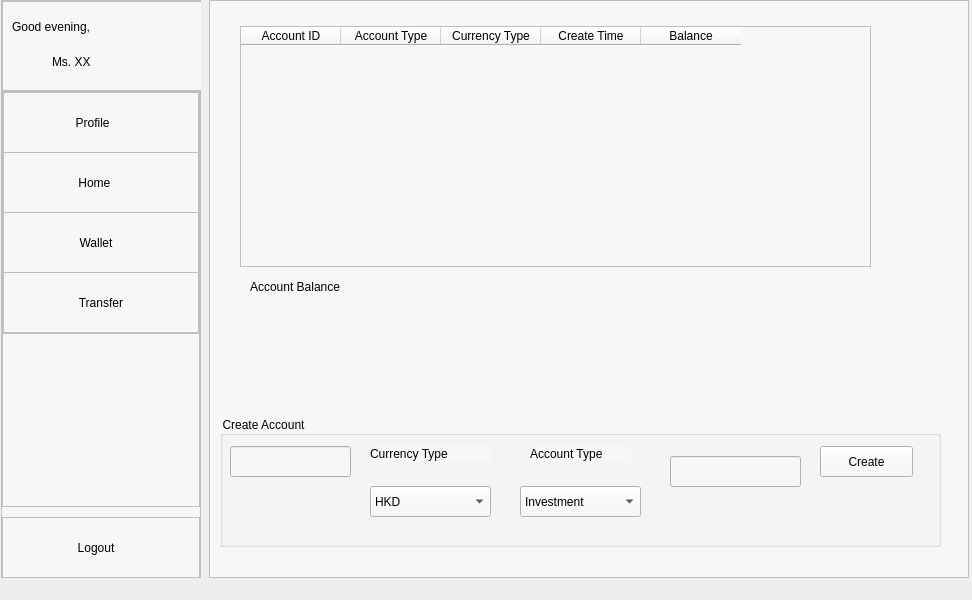
Old version of the form p_main.ui in the repository jiarui0000/COMP3278.
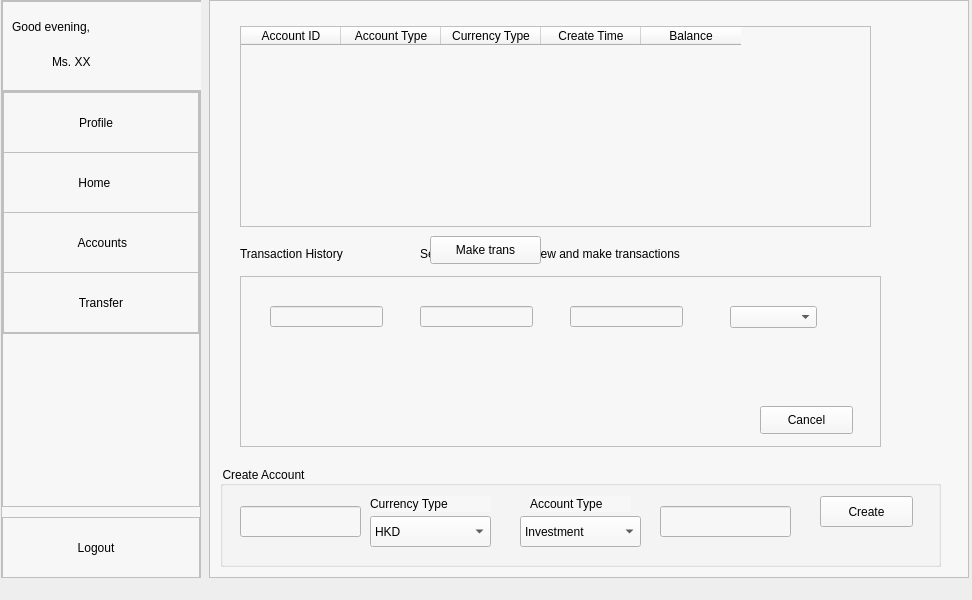
New version of the form. Icons and pictures are not drawn.

Commit message: GUI account page

What changed in the file:
```diff
--- a/p_main.ui
+++ b/p_main.ui
@@ -215,7 +215,7 @@
 }</string>
                </property>
                <property name="text">
-                <string>Profile     </string>
+                <string> Profile    </string>
                </property>
                <property name="icon">
                 <iconset>
@@ -361,7 +361,7 @@
 }</string>
                </property>
                <property name="text">
-                <string> Wallet    </string>
+                <string> Accounts</string>
                </property>
                <property name="icon">
                 <iconset>
@@ -1266,9 +1266,9 @@
            <property name="geometry">
             <rect>
              <x>10</x>
-             <y>410</y>
+             <y>460</y>
              <width>721</width>
-             <height>131</height>
+             <height>101</height>
             </rect>
            </property>
            <property name="title">
@@ -1277,8 +1277,8 @@
            <widget class="QLineEdit" name="lineEdit_accountid">
             <property name="geometry">
              <rect>
-              <x>10</x>
-              <y>30</y>
+              <x>20</x>
+              <y>40</y>
               <width>121</width>
               <height>31</height>
              </rect>
@@ -1287,7 +1287,7 @@
            <widget class="QLineEdit" name="lineEdit_param">
             <property name="geometry">
              <rect>
-              <x>450</x>
+              <x>440</x>
               <y>40</y>
               <width>131</width>
               <height>31</height>
@@ -1311,7 +1311,7 @@
             <property name="geometry">
              <rect>
               <x>150</x>
-              <y>70</y>
+              <y>50</y>
               <width>121</width>
               <height>31</height>
              </rect>
@@ -1331,7 +1331,7 @@
             <property name="geometry">
              <rect>
               <x>300</x>
-              <y>70</y>
+              <y>50</y>
               <width>121</width>
               <height>31</height>
              </rect>
@@ -1385,7 +1385,7 @@
              <x>30</x>
              <y>20</y>
              <width>631</width>
-             <height>241</height>
+             <height>201</height>
             </rect>
            </property>
            <property name="minimumSize">
@@ -1423,14 +1423,164 @@
           <widget class="QLabel" name="label_2">
            <property name="geometry">
             <rect>
-             <x>40</x>
+             <x>30</x>
+             <y>240</y>
+             <width>221</width>
+             <height>16</height>
+            </rect>
+           </property>
+           <property name="text">
+            <string>Transaction History</string>
+           </property>
+          </widget>
+          <widget class="QTableWidget" name="tableWidget_transactions">
+           <property name="geometry">
+            <rect>
+             <x>30</x>
+             <y>281</y>
+             <width>631</width>
+             <height>151</height>
+            </rect>
+           </property>
+           <column>
+            <property name="text">
+             <string>Transaction_ID</string>
+            </property>
+           </column>
+           <column>
+            <property name="text">
+             <string>In Account ID</string>
+            </property>
+           </column>
+           <column>
+            <property name="text">
+             <string>Out Account ID</string>
+            </property>
+           </column>
+           <column>
+            <property name="text">
+             <string>Amount</string>
+            </property>
+           </column>
+           <column>
+            <property name="text">
+             <string>Currency_Type</string>
+            </property>
+           </column>
+           <column>
+            <property name="text">
+             <string>Date</string>
+            </property>
+           </column>
+          </widget>
+          <widget class="QLabel" name="label_viewinfo">
+           <property name="geometry">
+            <rect>
+             <x>210</x>
+             <y>240</y>
+             <width>441</width>
+             <height>16</height>
+            </rect>
+           </property>
+           <property name="text">
+            <string>Select an account to view and make transactions</string>
+           </property>
+          </widget>
+          <widget class="QFrame" name="frame_maketransaction">
+           <property name="geometry">
+            <rect>
+             <x>30</x>
              <y>270</y>
-             <width>201</width>
-             <height>21</height>
+             <width>641</width>
+             <height>171</height>
+            </rect>
+           </property>
+           <property name="frameShape">
+            <enum>QFrame::StyledPanel</enum>
+           </property>
+           <property name="frameShadow">
+            <enum>QFrame::Raised</enum>
+           </property>
+           <widget class="QPushButton" name="pushButton_cancel">
+            <property name="geometry">
+             <rect>
+              <x>520</x>
+              <y>130</y>
+              <width>93</width>
+              <height>28</height>
+             </rect>
+            </property>
+            <property name="text">
+             <string>Cancel</string>
+            </property>
+           </widget>
+           <widget class="QLineEdit" name="lineEdit">
+            <property name="geometry">
+             <rect>
+              <x>30</x>
+              <y>30</y>
+              <width>113</width>
+              <height>21</height>
+             </rect>
+            </property>
+           </widget>
+           <widget class="QLineEdit" name="lineEdit_2">
+            <property name="geometry">
+             <rect>
+              <x>180</x>
+              <y>30</y>
+              <width>113</width>
+              <height>21</height>
+             </rect>
+            </property>
+           </widget>
+           <widget class="QLineEdit" name="lineEdit_3">
+            <property name="geometry">
+             <rect>
+              <x>330</x>
+              <y>30</y>
+              <width>113</width>
+              <height>21</height>
+             </rect>
+            </property>
+           </widget>
+           <widget class="QComboBox" name="comboBox">
+            <property name="geometry">
+             <rect>
+              <x>490</x>
+              <y>30</y>
+              <width>87</width>
+              <height>22</height>
+             </rect>
+            </property>
+           </widget>
+          </widget>
+          <widget class="QPushButton" name="pushButton_make">
+           <property name="geometry">
+            <rect>
+             <x>220</x>
+             <y>230</y>
+             <width>111</width>
+             <height>28</height>
             </rect>
            </property>
            <property name="text">
-            <string>Account Balance</string>
+            <string>Make trans</string>
+           </property>
+          </widget>
+         </widget>
+         <widget class="QWidget" name="page_transfer">
+          <widget class="QGroupBox" name="groupBox_4">
+           <property name="geometry">
+            <rect>
+             <x>30</x>
+             <y>20</y>
+             <width>671</width>
+             <height>291</height>
+            </rect>
+           </property>
+           <property name="title">
+            <string>search?</string>
            </property>
           </widget>
          </widget>
```
Left out of the diff: 3 changed lines with no effect on the pictures. The commit also changes 6 other files.
